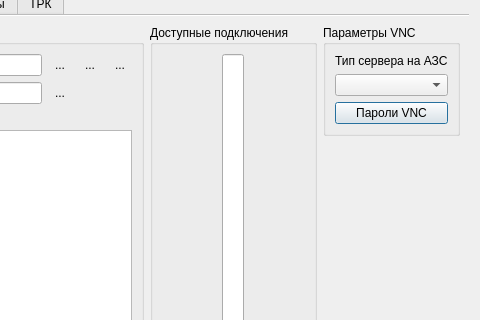
Before: the Qt Designer form Terminals/objectform.ui in rust3128/Gandalf, drawn with Qt 5; both pictures show x 193 to 673 and y 123 to 443 of the 673 by 708 pixel window.
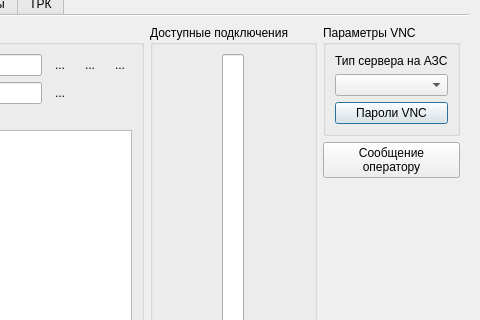
After: the same form once the commit is applied. Icons and pictures are not drawn.

Commit message: Send message to AZS

```diff
--- a/Terminals/objectform.ui
+++ b/Terminals/objectform.ui
@@ -376,6 +376,27 @@
              </layout>
             </widget>
            </item>
+           <item>
+            <widget class="QPushButton" name="pushButtonSendMessage">
+             <property name="text">
+              <string>Сообщение
+оператору</string>
+             </property>
+             <property name="icon">
+              <iconset>
+               <normaloff>:/Images/send message.png</normaloff>:/Images/send message.png</iconset>
+             </property>
+             <property name="iconSize">
+              <size>
+               <width>32</width>
+               <height>32</height>
+              </size>
+             </property>
+             <property name="flat">
+              <bool>false</bool>
+             </property>
+            </widget>
+           </item>
            <item>
             <spacer name="verticalSpacer">
              <property name="orientation">
```
Left out of the diff: 26 changed lines with no effect on the pictures. The commit also changes 31 other files.
